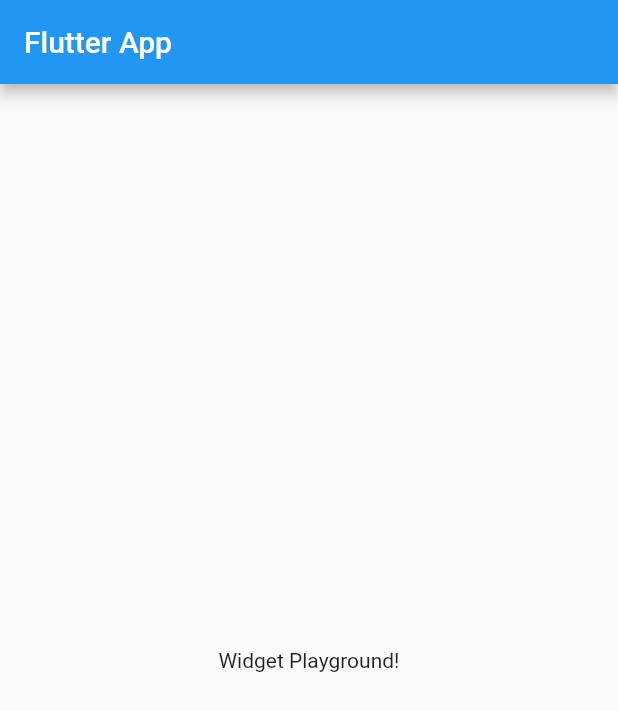
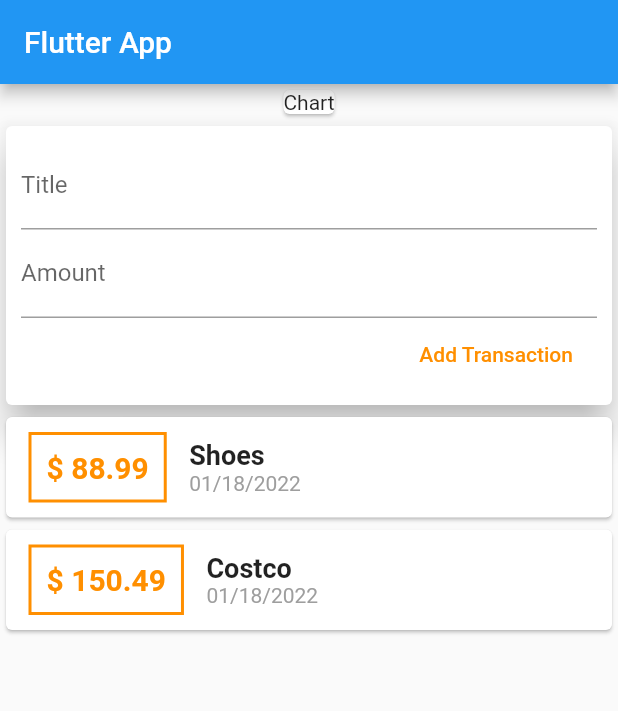
Before and after one commit to jaychavhan/FlutterExpensesCalculator, a Flutter app: the screen it shows after launch, on a phone screen of 412 x 824 dp. Shown: the top 711 px of the screen. Run offline on Flutter 3.47's test engine with Material 2 defaults, Android fonts, the phone set to English and light mode, and no system bars.

Commit message:
Updated expense app

```diff
--- /dev/null
+++ b/lib/Transaction.dart
@@ -0,0 +1,10 @@
+import 'package:flutter/material.dart';
+
+class Transaction {
+  final String id;
+  final String title;
+  final double amount;
+  final DateTime date;
+
+  Transaction({this.id, this.title, this.amount, this.date});
+}
--- a/lib/main.dart
+++ b/lib/main.dart
@@ -1,4 +1,6 @@
 import 'package:flutter/material.dart';
+import './Transaction.dart';
+import 'package:intl/intl.dart';
 
 void main() => runApp(MyApp());
 
@@ -13,14 +15,89 @@ class MyApp extends StatelessWidget {
 }
 
 class MyHomePage extends StatelessWidget {
+  final List<Transaction> Transactions = [
+    Transaction(id: 't1', title: 'Shoes', amount: 88.99, date: DateTime.now()),
+    Transaction(
+        id: 't2', title: 'Costco', amount: 150.49, date: DateTime.now()),
+  ];
+  final titleController = TextEditingController();
+  final amountController = TextEditingController();
   @override
   Widget build(BuildContext context) {
     return Scaffold(
       appBar: AppBar(
         title: Text('Flutter App'),
       ),
-      body: Center(
-        child: Text('Widget Playground!'),
+      body: Column(
+        children: [
+          Card(child: Text('Chart')),
+          Card(
+            elevation: 10,
+            child: Container(
+              padding: EdgeInsets.all(10),
+              child: Column(
+                crossAxisAlignment: CrossAxisAlignment.end,
+                children: [
+                  TextField(
+                    decoration: InputDecoration(labelText: 'Title'),
+                    controller: titleController,
+                  ),
+                  TextField(
+                    decoration: InputDecoration(labelText: 'Amount'),
+                    controller: amountController,
+                  ),
+                  FlatButton(
+                    onPressed: () {print(titleController.text);},
+                    child: Text("Add Transaction"),
+                    textColor: Colors.amber[800],
+                  ),
+                ],
+              ),
+            ),
+          ),
+          Column(
+            children: Transactions.map((tx) {
+              return Card(
+                child: Row(
+                  children: [
+                    Container(
+                      margin: EdgeInsets.symmetric(
+                        vertical: 10,
+                        horizontal: 15,
+                      ),
+                      decoration: BoxDecoration(
+                        border: Border.all(
+                          color: Colors.amber[800],
+                          width: 2,
+                        ),
+                      ),
+                      padding: EdgeInsets.all(10),
+                      child: Text('\$ ${tx.amount}',
+                          style: TextStyle(
+                              fontWeight: FontWeight.bold,
+                              fontSize: 20,
+                              color: Colors.amber[800])),
+                    ),
+                    Column(
+                      crossAxisAlignment: CrossAxisAlignment.start,
+                      children: [
+                        Text(
+                          tx.title,
+                          style: TextStyle(
+                              fontSize: 18, fontWeight: FontWeight.bold),
+                        ),
+                        Text(
+                          DateFormat('MM/dd/yyyy').format(tx.date),
+                          style: TextStyle(color: Colors.grey),
+                        )
+                      ],
+                    )
+                  ],
+                ),
+              );
+            }).toList(),
+          ),
+        ],
       ),
     );
   }
--- a/pubspec.yaml
+++ b/pubspec.yaml
@@ -23,6 +23,7 @@ environment:
 dependencies:
   flutter:
     sdk: flutter
+  intl: ^0.15.8
 
 
   # The following adds the Cupertino Icons font to your application.
```
Also changed, not shown: pubspec.lock.
